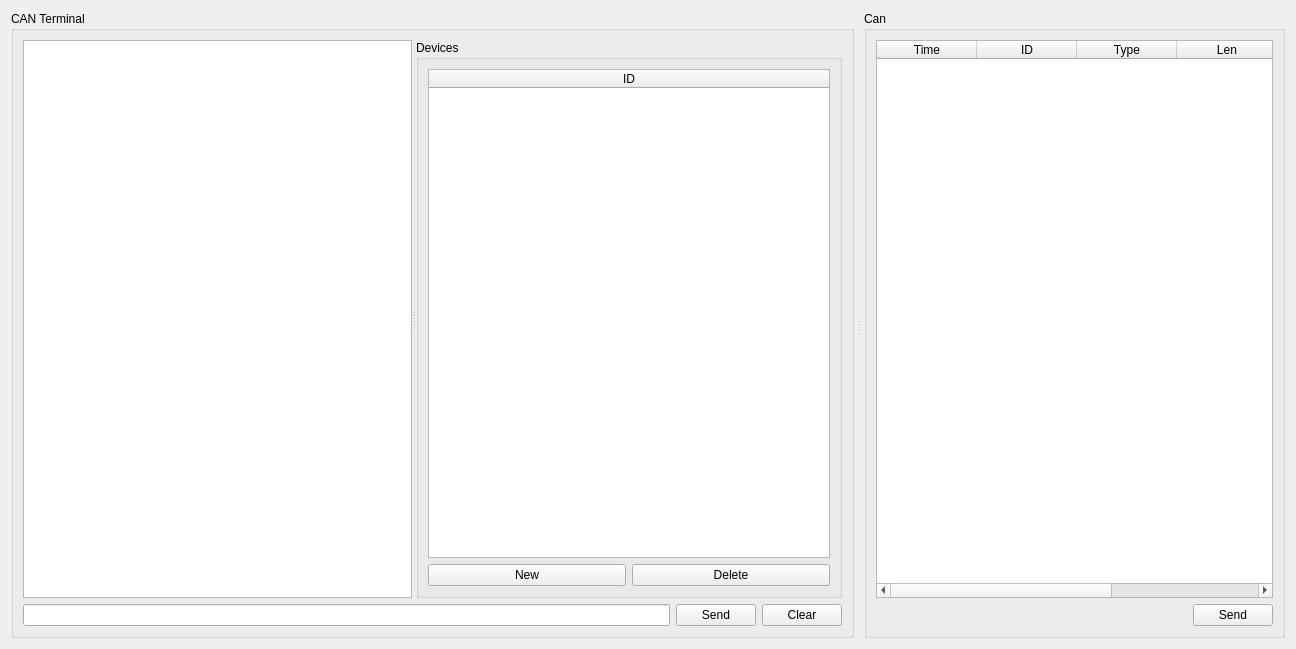
Qt form uv_can/can_terminal.ui (usevolt/uv03_can) before a commit.
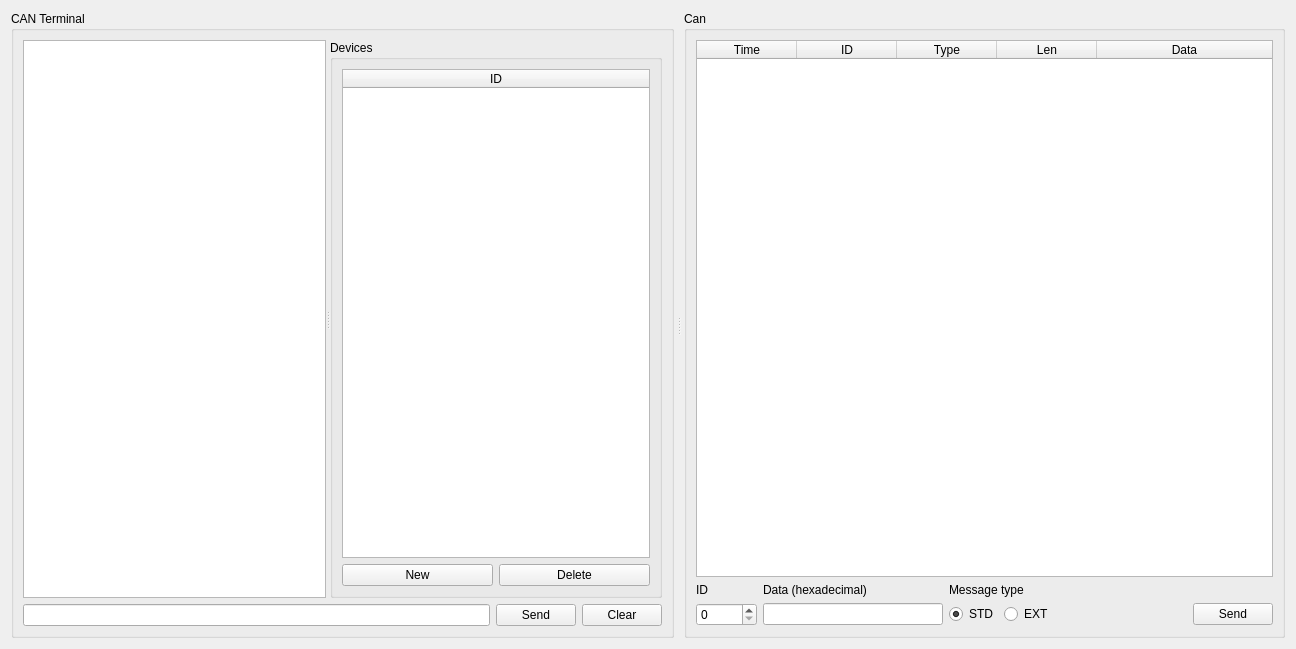
The same form after that commit.

Commit message: Terminal and flashing working

The edit to the form file:
```diff
--- a/uv_can/can_terminal.ui
+++ b/uv_can/can_terminal.ui
@@ -48,9 +48,17 @@
             <verstretch>0</verstretch>
            </sizepolicy>
           </property>
+          <property name="font">
+           <font>
+            <family>Monospace</family>
+           </font>
+          </property>
           <property name="focusPolicy">
            <enum>Qt::NoFocus</enum>
           </property>
+          <property name="lineWrapMode">
+           <enum>QTextEdit::NoWrap</enum>
+          </property>
           <property name="readOnly">
            <bool>true</bool>
           </property>
@@ -140,8 +148,8 @@
       <layout class="QGridLayout" name="gridLayout_2">
        <item row="2" column="0">
         <layout class="QGridLayout" name="gridLayout_3">
-         <item row="0" column="1">
-          <widget class="QPushButton" name="pushButton">
+         <item row="1" column="5">
+          <widget class="QPushButton" name="canSend">
            <property name="focusPolicy">
             <enum>Qt::TabFocus</enum>
            </property>
@@ -150,7 +158,79 @@
            </property>
           </widget>
          </item>
+         <item row="1" column="1">
+          <widget class="QLineEdit" name="canData">
+           <property name="sizePolicy">
+            <sizepolicy hsizetype="Fixed" vsizetype="Fixed">
+             <horstretch>0</horstretch>
+             <verstretch>0</verstretch>
+            </sizepolicy>
+           </property>
+           <property name="minimumSize">
+            <size>
+             <width>180</width>
+             <height>0</height>
+            </size>
+           </property>
+           <property name="font">
+            <font>
+             <family>Monospace</family>
+            </font>
+           </property>
+          </widget>
+         </item>
+         <item row="1" column="3">
+          <widget class="QRadioButton" name="canEXT">
+           <property name="text">
+            <string>EXT</string>
+           </property>
+          </widget>
+         </item>
+         <item row="1" column="2">
+          <widget class="QRadioButton" name="canSTD">
+           <property name="text">
+            <string>STD</string>
+           </property>
+           <property name="checked">
+            <bool>true</bool>
+           </property>
+          </widget>
+         </item>
+         <item row="0" column="1">
+          <widget class="QLabel" name="label_2">
+           <property name="text">
+            <string>Data (hexadecimal)</string>
+           </property>
+          </widget>
+         </item>
          <item row="0" column="0">
+          <widget class="QLabel" name="label">
+           <property name="text">
+            <string>ID</string>
+           </property>
+          </widget>
+         </item>
+         <item row="1" column="0">
+          <widget class="QSpinBox" name="canID">
+           <property name="minimum">
+            <number>0</number>
+           </property>
+           <property name="maximum">
+            <number>536870912</number>
+           </property>
+           <property name="displayIntegerBase">
+            <number>16</number>
+           </property>
+          </widget>
+         </item>
+         <item row="0" column="2" colspan="2">
+          <widget class="QLabel" name="label_3">
+           <property name="text">
+            <string>Message type</string>
+           </property>
+          </widget>
+         </item>
+         <item row="1" column="4">
           <spacer name="horizontalSpacer">
            <property name="orientation">
             <enum>Qt::Horizontal</enum>
@@ -179,6 +259,9 @@
          <attribute name="horizontalHeaderStretchLastSection">
           <bool>true</bool>
          </attribute>
+         <attribute name="verticalHeaderDefaultSectionSize">
+          <number>18</number>
+         </attribute>
          <column>
           <property name="text">
            <string>Time</string>
```
Left out of the diff: 43 changed lines with no effect on the pictures. The commit also changes 12 other files.
